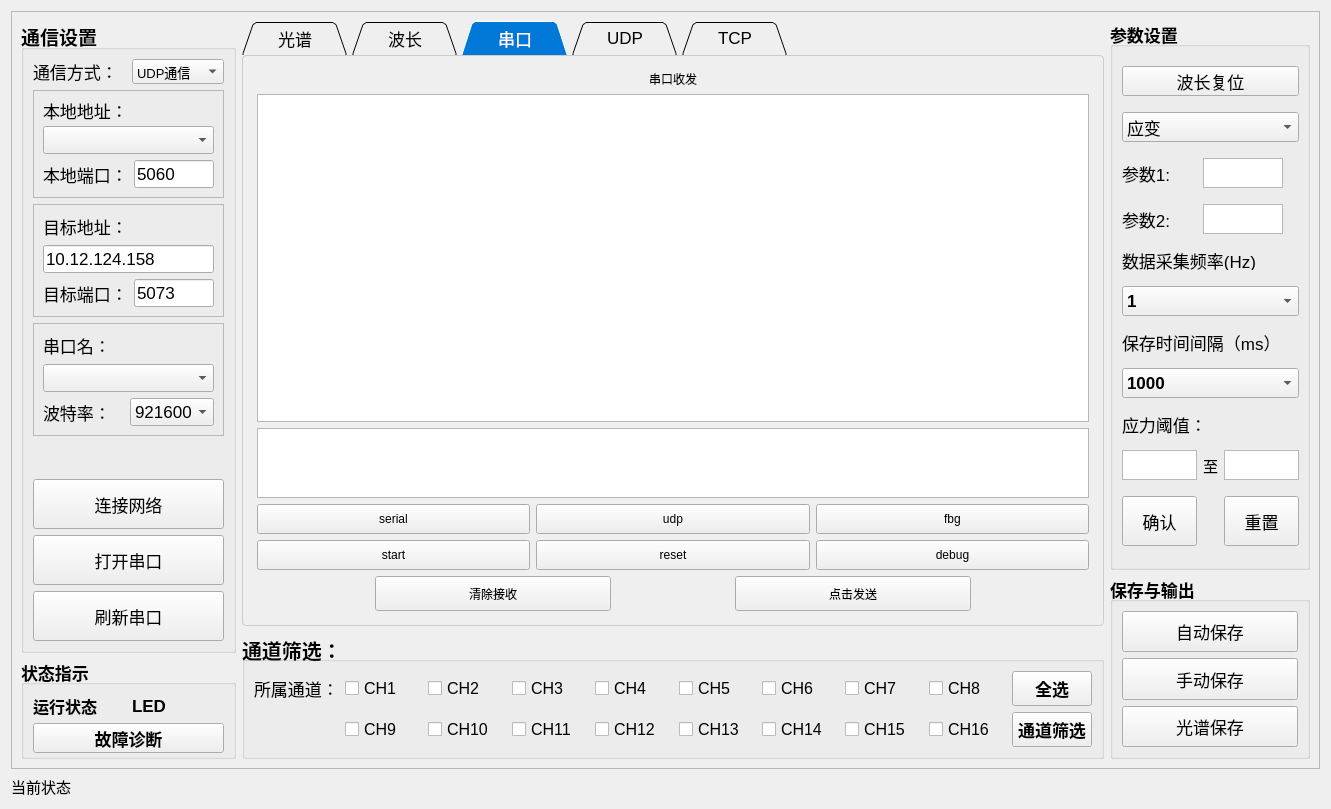
First picture: the form in src/app/conncect/connectwindow.ui, repository Swimers/FOSD, before the edit.
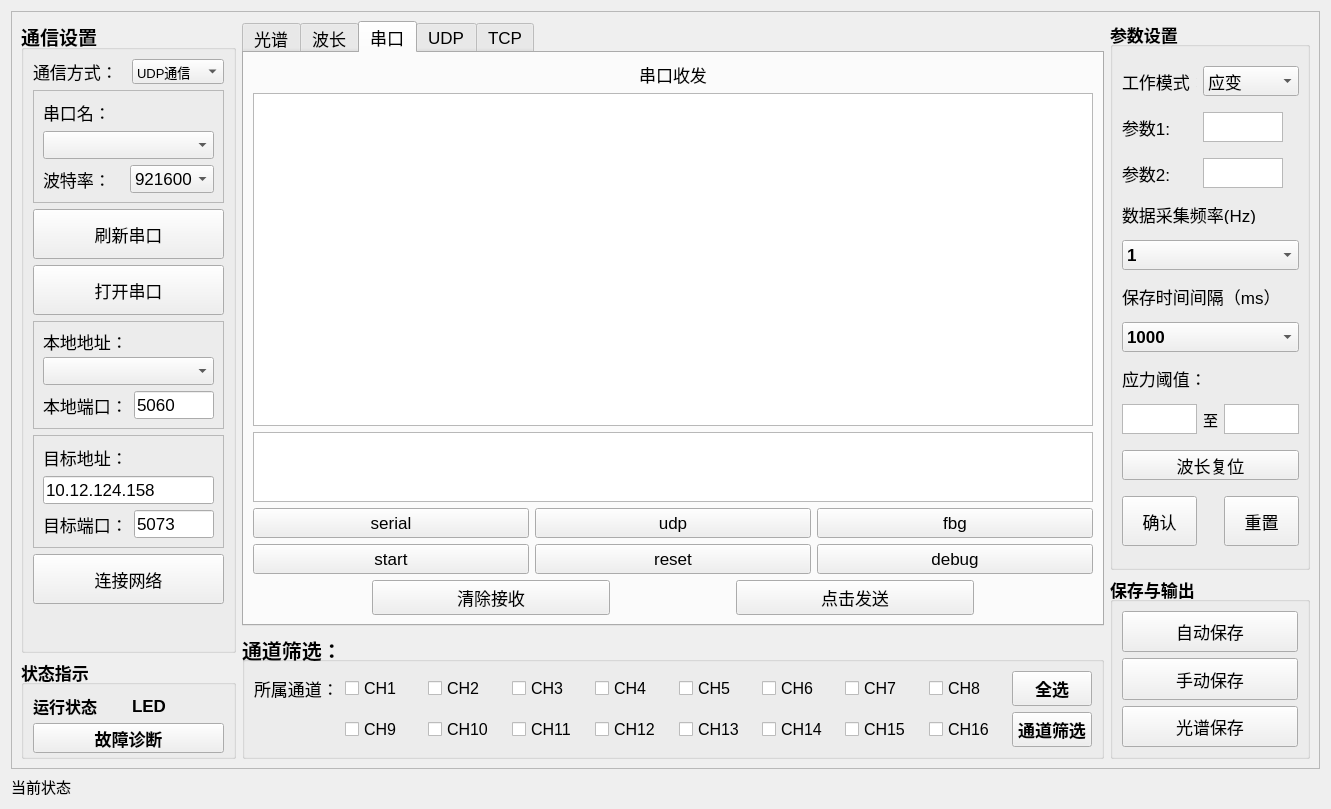
Second picture: the form after the edit. Custom widgets are drawn as their Qt base class.

```diff
--- a/src/app/conncect/connectwindow.ui
+++ b/src/app/conncect/connectwindow.ui
@@ -44,26 +44,8 @@
            <string>通信设置</string>
           </property>
           <layout class="QGridLayout" name="gridLayout">
-           <item row="20" column="0" colspan="2">
-            <widget class="QPushButton" name="pbtn_OpenSerial">
-             <property name="sizePolicy">
-              <sizepolicy hsizetype="Minimum" vsizetype="Preferred">
-               <horstretch>0</horstretch>
-               <verstretch>0</verstretch>
-              </sizepolicy>
-             </property>
-             <property name="minimumSize">
-              <size>
-               <width>0</width>
-               <height>50</height>
-              </size>
-             </property>
-             <property name="maximumSize">
-              <size>
-               <width>16777215</width>
-               <height>50</height>
-              </size>
-             </property>
+           <item row="0" column="0">
+            <widget class="QLabel" name="label_18">
              <property name="font">
               <font>
                <pointsize>13</pointsize>
@@ -72,7 +54,7 @@
               </font>
              </property>
              <property name="text">
-              <string>打开串口</string>
+              <string>通信方式：</string>
              </property>
             </widget>
            </item>
@@ -109,7 +91,7 @@
              </item>
             </widget>
            </item>
-           <item row="14" column="0" colspan="2">
+           <item row="1" column="0" colspan="2">
             <widget class="QFrame" name="frame_4">
              <property name="styleSheet">
               <string notr="true"/>
@@ -223,39 +205,71 @@
              </layout>
             </widget>
            </item>
-           <item row="19" column="0" colspan="2">
-            <widget class="QPushButton" name="pbtn_OpenNet">
-             <property name="sizePolicy">
-              <sizepolicy hsizetype="Minimum" vsizetype="Preferred">
-               <horstretch>0</horstretch>
-               <verstretch>0</verstretch>
-              </sizepolicy>
-             </property>
-             <property name="minimumSize">
-              <size>
-               <width>0</width>
-               <height>50</height>
-              </size>
-             </property>
-             <property name="maximumSize">
-              <size>
-               <width>16777215</width>
-               <height>50</height>
-              </size>
-             </property>
-             <property name="font">
-              <font>
-               <pointsize>13</pointsize>
-               <weight>50</weight>
-               <bold>false</bold>
-              </font>
-             </property>
-             <property name="text">
-              <string>连接网络</string>
-             </property>
-            </widget>
-           </item>
            <item row="2" column="0" colspan="2">
+            <widget class="QPushButton" name="pbtn_RefreshSerial">
+             <property name="sizePolicy">
+              <sizepolicy hsizetype="Minimum" vsizetype="Preferred">
+               <horstretch>0</horstretch>
+               <verstretch>0</verstretch>
+              </sizepolicy>
+             </property>
+             <property name="minimumSize">
+              <size>
+               <width>0</width>
+               <height>50</height>
+              </size>
+             </property>
+             <property name="maximumSize">
+              <size>
+               <width>16777215</width>
+               <height>50</height>
+              </size>
+             </property>
+             <property name="font">
+              <font>
+               <pointsize>13</pointsize>
+               <weight>50</weight>
+               <bold>false</bold>
+              </font>
+             </property>
+             <property name="text">
+              <string>刷新串口</string>
+             </property>
+            </widget>
+           </item>
+           <item row="3" column="0" colspan="2">
+            <widget class="QPushButton" name="pbtn_OpenSerial">
+             <property name="sizePolicy">
+              <sizepolicy hsizetype="Minimum" vsizetype="Preferred">
+               <horstretch>0</horstretch>
+               <verstretch>0</verstretch>
+              </sizepolicy>
+             </property>
+             <property name="minimumSize">
+              <size>
+               <width>0</width>
+               <height>50</height>
+              </size>
+             </property>
+             <property name="maximumSize">
+              <size>
+               <width>16777215</width>
+               <height>50</height>
+              </size>
+             </property>
+             <property name="font">
+              <font>
+               <pointsize>13</pointsize>
+               <weight>50</weight>
+               <bold>false</bold>
+              </font>
+             </property>
+             <property name="text">
+              <string>打开串口</string>
+             </property>
+            </widget>
+           </item>
+           <item row="4" column="0" colspan="2">
             <widget class="QFrame" name="frame_2">
              <property name="styleSheet">
               <string notr="true"/>
@@ -363,53 +377,7 @@
              </layout>
             </widget>
            </item>
-           <item row="0" column="0">
-            <widget class="QLabel" name="label_18">
-             <property name="font">
-              <font>
-               <pointsize>13</pointsize>
-               <weight>50</weight>
-               <bold>false</bold>
-              </font>
-             </property>
-             <property name="text">
-              <string>通信方式：</string>
-             </property>
-            </widget>
-           </item>
-           <item row="21" column="0" colspan="2">
-            <widget class="QPushButton" name="pbtn_RefreshSerial">
-             <property name="sizePolicy">
-              <sizepolicy hsizetype="Minimum" vsizetype="Preferred">
-               <horstretch>0</horstretch>
-               <verstretch>0</verstretch>
-              </sizepolicy>
-             </property>
-             <property name="minimumSize">
-              <size>
-               <width>0</width>
-               <height>50</height>
-              </size>
-             </property>
-             <property name="maximumSize">
-              <size>
-               <width>16777215</width>
-               <height>50</height>
-              </size>
-             </property>
-             <property name="font">
-              <font>
-               <pointsize>13</pointsize>
-               <weight>50</weight>
-               <bold>false</bold>
-              </font>
-             </property>
-             <property name="text">
-              <string>刷新串口</string>
-             </property>
-            </widget>
-           </item>
-           <item row="12" column="0" colspan="2">
+           <item row="5" column="0" colspan="2">
             <widget class="QFrame" name="frame_3">
              <property name="styleSheet">
               <string notr="true"/>
@@ -490,7 +458,39 @@
              </layout>
             </widget>
            </item>
-           <item row="18" column="0">
+           <item row="6" column="0" colspan="2">
+            <widget class="QPushButton" name="pbtn_OpenNet">
+             <property name="sizePolicy">
+              <sizepolicy hsizetype="Minimum" vsizetype="Preferred">
+               <horstretch>0</horstretch>
+               <verstretch>0</verstretch>
+              </sizepolicy>
+             </property>
+             <property name="minimumSize">
+              <size>
+               <width>0</width>
+               <height>50</height>
+              </size>
+             </property>
+             <property name="maximumSize">
+              <size>
+               <width>16777215</width>
+               <height>50</height>
+              </size>
+             </property>
+             <property name="font">
+              <font>
+               <pointsize>13</pointsize>
+               <weight>50</weight>
+               <bold>false</bold>
+              </font>
+             </property>
+             <property name="text">
+              <string>连接网络</string>
+             </property>
+            </widget>
+           </item>
+           <item row="7" column="0">
             <spacer name="verticalSpacer">
              <property name="orientation">
               <enum>Qt::Vertical</enum>
@@ -506,7 +506,7 @@
              </property>
             </spacer>
            </item>
-           <item row="18" column="1">
+           <item row="7" column="1">
             <spacer name="verticalSpacer_2">
              <property name="orientation">
               <enum>Qt::Vertical</enum>
@@ -596,31 +596,6 @@
             <pointsize>13</pointsize>
            </font>
           </property>
-          <property name="styleSheet">
-           <string notr="true">QTabWidget::pane {
-    border: 1px solid #CCCCCC;
-    border-radius: 4px;
-    padding: 5px;
-}
-
-QTabBar::tab {
-    border: 1px solid #CCCCCC;
-    border-radius: 6px;
-    min-width: 80px;
-    padding: 6px 12px;
-    margin-right: 4px;
-}
-
-QTabBar::tab:selected {
-    background-color: #0078D7;
-    color: white;
-    border-color: #005A9E;
-}
-</string>
-          </property>
-          <property name="tabShape">
-           <enum>QTabWidget::Triangular</enum>
-          </property>
           <property name="currentIndex">
            <number>2</number>
           </property>
@@ -1483,7 +1458,63 @@
            <string>参数设置</string>
           </property>
           <layout class="QGridLayout" name="gridLayout_4" rowstretch="10,10,10,10,10,10,10,10,10,10,10" rowminimumheight="0,0,0,0,0,0,0,0,0,0,0">
-           <item row="2" column="1" colspan="2">
+           <item row="0" column="0">
+           <widget class="QLabel" name="label_ModeTitle">
+           <property name="font">
+           <font>
+           <pointsize>13</pointsize>
+           <weight>50</weight>
+           <bold>false</bold>
+           </font>
+           </property>
+           <property name="text">
+           <string>工作模式：</string>
+           </property>
+           </widget>
+           </item>
+           <item row="0" column="1" colspan="2">
+            <widget class="QComboBox" name="cbox_ModleSelect">
+             <property name="sizePolicy">
+              <sizepolicy hsizetype="Preferred" vsizetype="Preferred">
+               <horstretch>0</horstretch>
+               <verstretch>0</verstretch>
+              </sizepolicy>
+             </property>
+             <property name="maximumSize">
+              <size>
+               <width>16777215</width>
+               <height>30</height>
+              </size>
+             </property>
+             <property name="font">
+              <font>
+               <pointsize>13</pointsize>
+               <weight>50</weight>
+               <bold>false</bold>
+              </font>
+             </property>
+             <item>
+              <property name="text">
+               <string>应变</string>
+              </property>
+             </item>
+            </widget>
+           </item>
+           <item row="1" column="0">
+            <widget class="QLabel" name="label_5">
+             <property name="font">
+              <font>
+               <pointsize>13</pointsize>
+               <weight>50</weight>
+               <bold>false</bold>
+              </font>
+             </property>
+             <property name="text">
+              <string>参数1:</string>
+             </property>
+            </widget>
+           </item>
+           <item row="1" column="1" colspan="2">
             <widget class="QTextEdit" name="textEdit_APara">
              <property name="sizePolicy">
               <sizepolicy hsizetype="Expanding" vsizetype="Preferred">
@@ -1505,14 +1536,8 @@
              </property>
             </widget>
            </item>
-           <item row="8" column="0" colspan="3">
-            <widget class="QLabel" name="label_9">
-             <property name="maximumSize">
-              <size>
-               <width>16777215</width>
-               <height>20</height>
-              </size>
-             </property>
+           <item row="2" column="0">
+            <widget class="QLabel" name="label_6">
              <property name="font">
               <font>
                <pointsize>13</pointsize>
@@ -1521,28 +1546,27 @@
               </font>
              </property>
              <property name="text">
-              <string>应力阈值：</string>
+              <string>参数2:</string>
              </property>
             </widget>
            </item>
-           <item row="9" column="2">
-            <widget class="QTextEdit" name="textEdit_StrainTopPara">
+           <item row="2" column="1" colspan="2">
+            <widget class="QTextEdit" name="textEdit_BPara">
+             <property name="sizePolicy">
+              <sizepolicy hsizetype="Expanding" vsizetype="Preferred">
+               <horstretch>0</horstretch>
+               <verstretch>0</verstretch>
+              </sizepolicy>
+             </property>
              <property name="maximumSize">
               <size>
-               <width>16777215</width>
+               <width>80</width>
                <height>30</height>
               </size>
              </property>
-             <property name="html">
-              <string>&lt;!DOCTYPE HTML PUBLIC &quot;-//W3C//DTD HTML 4.0//EN&quot; &quot;http://www.w3.org/TR/REC-html40/strict.dtd&quot;&gt;
-&lt;html&gt;&lt;head&gt;&lt;meta name=&quot;qrichtext&quot; content=&quot;1&quot; /&gt;&lt;style type=&quot;text/css&quot;&gt;
-p, li { white-space: pre-wrap; }
-&lt;/style&gt;&lt;/head&gt;&lt;body style=&quot; font-family:'SimSun'; font-size:13pt; font-weight:600; font-style:normal;&quot;&gt;
-&lt;p align=&quot;center&quot; style=&quot;-qt-paragraph-type:empty; margin-top:0px; margin-bottom:0px; margin-left:0px; margin-right:0px; -qt-block-indent:0; text-indent:0px;&quot;&gt;&lt;br /&gt;&lt;/p&gt;&lt;/body&gt;&lt;/html&gt;</string>
-             </property>
             </widget>
            </item>
-           <item row="4" column="0" colspan="3">
+           <item row="3" column="0" colspan="3">
             <widget class="QLabel" name="label_7">
              <property name="maximumSize">
               <size>
@@ -1562,24 +1586,38 @@
              </property>
             </widget>
            </item>
-           <item row="9" column="0">
-            <widget class="QTextEdit" name="textEdit_StrainLowPara">
+           <item row="4" column="0" colspan="3">
+            <widget class="QComboBox" name="cbox_CampingFre">
+             <property name="sizePolicy">
+              <sizepolicy hsizetype="Preferred" vsizetype="Preferred">
+               <horstretch>0</horstretch>
+               <verstretch>0</verstretch>
+              </sizepolicy>
+             </property>
              <property name="maximumSize">
               <size>
                <width>16777215</width>
                <height>30</height>
               </size>
              </property>
-             <property name="html">
-              <string>&lt;!DOCTYPE HTML PUBLIC &quot;-//W3C//DTD HTML 4.0//EN&quot; &quot;http://www.w3.org/TR/REC-html40/strict.dtd&quot;&gt;
-&lt;html&gt;&lt;head&gt;&lt;meta name=&quot;qrichtext&quot; content=&quot;1&quot; /&gt;&lt;style type=&quot;text/css&quot;&gt;
-p, li { white-space: pre-wrap; }
-&lt;/style&gt;&lt;/head&gt;&lt;body style=&quot; font-family:'SimSun'; font-size:13pt; font-weight:600; font-style:normal;&quot;&gt;
-&lt;p align=&quot;center&quot; style=&quot;-qt-paragraph-type:empty; margin-top:0px; margin-bottom:0px; margin-left:0px; margin-right:0px; -qt-block-indent:0; text-indent:0px;&quot;&gt;&lt;br /&gt;&lt;/p&gt;&lt;/body&gt;&lt;/html&gt;</string>
-             </property>
+             <item>
+              <property name="text">
+               <string>1</string>
+              </property>
+             </item>
+             <item>
+              <property name="text">
+               <string>10</string>
+              </property>
+             </item>
+             <item>
+              <property name="text">
+               <string>100</string>
+              </property>
+             </item>
             </widget>
            </item>
-           <item row="6" column="0" colspan="3">
+           <item row="5" column="0" colspan="3">
             <widget class="QLabel" name="label_8">
              <property name="maximumSize">
               <size>
@@ -1599,7 +1637,7 @@
              </property>
             </widget>
            </item>
-           <item row="7" column="0" colspan="3">
+           <item row="6" column="0" colspan="3">
             <widget class="QComboBox" name="cbox_SaveCycle">
              <property name="sizePolicy">
               <sizepolicy hsizetype="Preferred" vsizetype="Preferred">
@@ -1635,7 +1673,44 @@
              </item>
             </widget>
            </item>
-           <item row="9" column="1">
+           <item row="7" column="0" colspan="3">
+            <widget class="QLabel" name="label_9">
+             <property name="maximumSize">
+              <size>
+               <width>16777215</width>
+               <height>20</height>
+              </size>
+             </property>
+             <property name="font">
+              <font>
+               <pointsize>13</pointsize>
+               <weight>50</weight>
+               <bold>false</bold>
+              </font>
+             </property>
+             <property name="text">
+              <string>应力阈值：</string>
+             </property>
+            </widget>
+           </item>
+           <item row="8" column="0">
+            <widget class="QTextEdit" name="textEdit_StrainLowPara">
+             <property name="maximumSize">
+              <size>
+               <width>16777215</width>
+               <height>30</height>
+              </size>
+             </property>
+             <property name="html">
+              <string>&lt;!DOCTYPE HTML PUBLIC &quot;-//W3C//DTD HTML 4.0//EN&quot; &quot;http://www.w3.org/TR/REC-html40/strict.dtd&quot;&gt;
+&lt;html&gt;&lt;head&gt;&lt;meta name=&quot;qrichtext&quot; content=&quot;1&quot; /&gt;&lt;style type=&quot;text/css&quot;&gt;
+p, li { white-space: pre-wrap; }
+&lt;/style&gt;&lt;/head&gt;&lt;body style=&quot; font-family:'SimSun'; font-size:13pt; font-weight:600; font-style:normal;&quot;&gt;
+&lt;p align=&quot;center&quot; style=&quot;-qt-paragraph-type:empty; margin-top:0px; margin-bottom:0px; margin-left:0px; margin-right:0px; -qt-block-indent:0; text-indent:0px;&quot;&gt;&lt;br /&gt;&lt;/p&gt;&lt;/body&gt;&lt;/html&gt;</string>
+             </property>
+            </widget>
+           </item>
+           <item row="8" column="1">
             <widget class="QLabel" name="label_10">
              <property name="font">
               <font>
@@ -1649,110 +1724,24 @@
              </property>
             </widget>
            </item>
-           <item row="2" column="0">
-            <widget class="QLabel" name="label_5">
-             <property name="font">
-              <font>
-               <pointsize>13</pointsize>
-               <weight>50</weight>
-               <bold>false</bold>
-              </font>
-             </property>
-             <property name="text">
-              <string>参数1:</string>
-             </property>
-            </widget>
-           </item>
-           <item row="3" column="1" colspan="2">
-            <widget class="QTextEdit" name="textEdit_BPara">
-             <property name="sizePolicy">
-              <sizepolicy hsizetype="Expanding" vsizetype="Preferred">
-               <horstretch>0</horstretch>
-               <verstretch>0</verstretch>
-              </sizepolicy>
-             </property>
+           <item row="8" column="2">
+            <widget class="QTextEdit" name="textEdit_StrainTopPara">
              <property name="maximumSize">
               <size>
-               <width>80</width>
-               <height>30</height>
-              </size>
-             </property>
-            </widget>
-           </item>
-           <item row="1" column="0" colspan="3">
-            <widget class="QComboBox" name="cbox_ModleSelect">
-             <property name="sizePolicy">
-              <sizepolicy hsizetype="Preferred" vsizetype="Preferred">
-               <horstretch>0</horstretch>
-               <verstretch>0</verstretch>
-              </sizepolicy>
-             </property>
-             <property name="maximumSize">
-              <size>
                <width>16777215</width>
                <height>30</height>
               </size>
              </property>
-             <property name="font">
-              <font>
-               <pointsize>13</pointsize>
-               <weight>50</weight>
-               <bold>false</bold>
-              </font>
+             <property name="html">
+              <string>&lt;!DOCTYPE HTML PUBLIC &quot;-//W3C//DTD HTML 4.0//EN&quot; &quot;http://www.w3.org/TR/REC-html40/strict.dtd&quot;&gt;
+&lt;html&gt;&lt;head&gt;&lt;meta name=&quot;qrichtext&quot; content=&quot;1&quot; /&gt;&lt;style type=&quot;text/css&quot;&gt;
+p, li { white-space: pre-wrap; }
+&lt;/style&gt;&lt;/head&gt;&lt;body style=&quot; font-family:'SimSun'; font-size:13pt; font-weight:600; font-style:normal;&quot;&gt;
+&lt;p align=&quot;center&quot; style=&quot;-qt-paragraph-type:empty; margin-top:0px; margin-bottom:0px; margin-left:0px; margin-right:0px; -qt-block-indent:0; text-indent:0px;&quot;&gt;&lt;br /&gt;&lt;/p&gt;&lt;/body&gt;&lt;/html&gt;</string>
              </property>
-             <item>
-              <property name="text">
-               <string>应变</string>
-              </property>
-             </item>
             </widget>
            </item>
-           <item row="5" column="0" colspan="3">
-            <widget class="QComboBox" name="cbox_CampingFre">
-             <property name="sizePolicy">
-              <sizepolicy hsizetype="Preferred" vsizetype="Preferred">
-               <horstretch>0</horstretch>
-               <verstretch>0</verstretch>
-              </sizepolicy>
-             </property>
-             <property name="maximumSize">
-              <size>
-               <width>16777215</width>
-               <height>30</height>
-              </size>
-             </property>
-             <item>
-              <property name="text">
-               <string>1</string>
-              </property>
-             </item>
-             <item>
-              <property name="text">
-               <string>10</string>
-              </property>
-             </item>
-             <item>
-              <property name="text">
-               <string>100</string>
-              </property>
-             </item>
-            </widget>
-           </item>
-           <item row="3" column="0">
-            <widget class="QLabel" name="label_6">
-             <property name="font">
-              <font>
-               <pointsize>13</pointsize>
-               <weight>50</weight>
-               <bold>false</bold>
-              </font>
-             </property>
-             <property name="text">
-              <string>参数2:</string>
-             </property>
-            </widget>
-           </item>
-           <item row="0" column="0" colspan="3">
+           <item row="9" column="0" colspan="3">
             <widget class="QPushButton" name="pbtn_WaveLengthReset">
              <property name="sizePolicy">
               <sizepolicy hsizetype="Minimum" vsizetype="Preferred">
```
Left out of the diff: 3 changed lines with no effect on the pictures.
